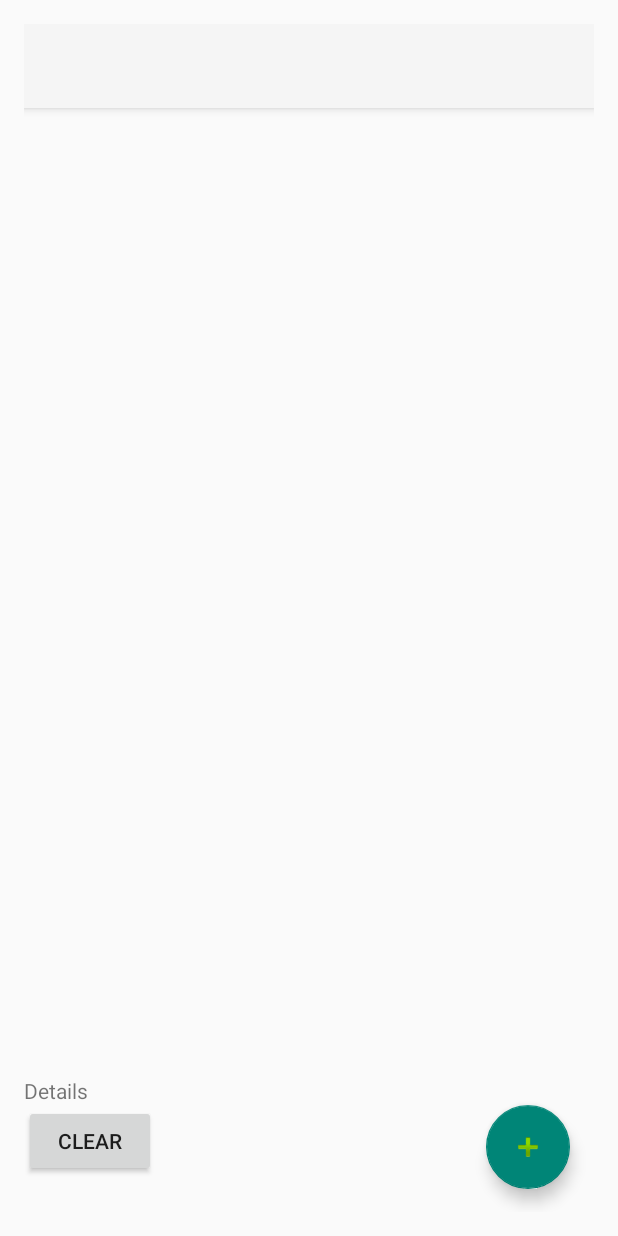
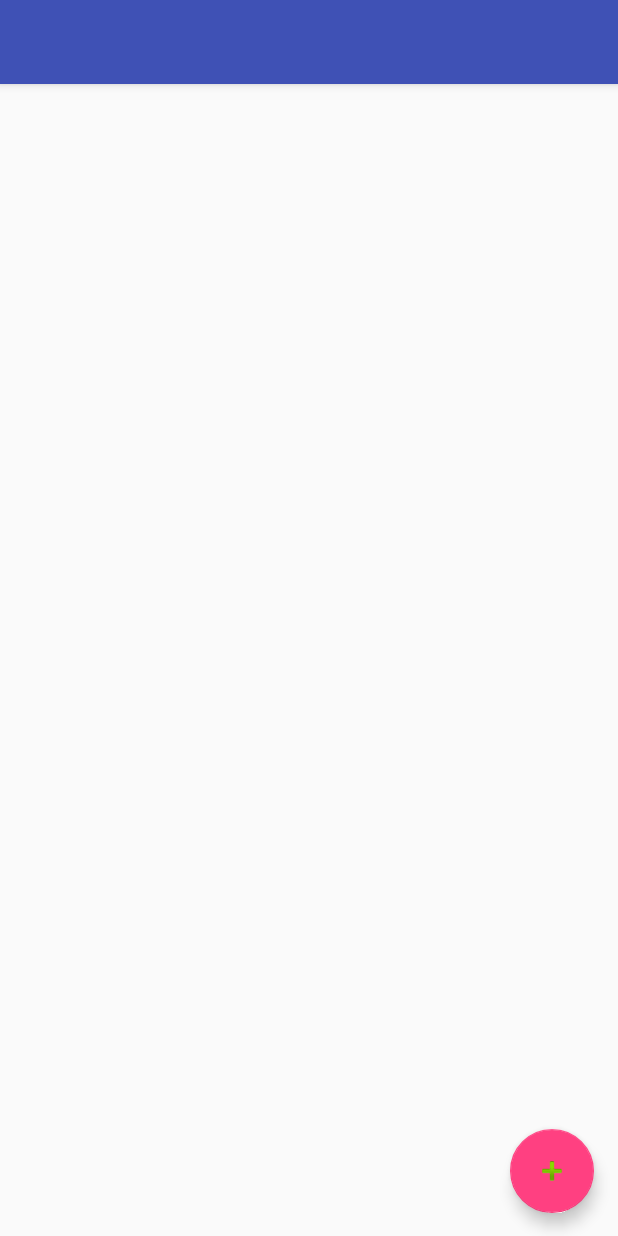
Before and after one commit to open-eio/android-microspec, an Android app: the layout activity_main.xml on its own in the app's theme, with its tools: preview values and no code run, on a phone screen of 412 x 824 dp. Run offline under Robolectric (Android 15) with nearby library versions, the phone set to English and light mode, and no system bars.

Commit message:
making UI look more standard and using modern layouts

```diff
--- a/MicrospecApp/app/src/main/AndroidManifest.xml
+++ b/MicrospecApp/app/src/main/AndroidManifest.xml
@@ -16,7 +16,8 @@
         android:icon="@mipmap/ic_launcher"
         android:label="@string/app_name"
         android:supportsRtl="true"
-        android:theme="@style/Theme.AppCompat.Light.NoActionBar">
+        android:theme="@style/AppTheme.NoActionBar"
+        >
         <activity
             android:name=".MainActivity"
             android:launchMode="singleTop"
--- a/MicrospecApp/app/src/main/res/layout/activity_main.xml
+++ b/MicrospecApp/app/src/main/res/layout/activity_main.xml
@@ -1,14 +1,10 @@
 <?xml version="1.0" encoding="utf-8"?>
-<RelativeLayout xmlns:android="http://schemas.android.com/apk/res/android"
+<android.support.design.widget.CoordinatorLayout xmlns:android="http://schemas.android.com/apk/res/android"
+    xmlns:app="http://schemas.android.com/apk/res-auto"
     xmlns:tools="http://schemas.android.com/tools"
-    xmlns:app="http://schemas.android.com/apk/res-auto"
     android:id="@+id/activity_main"
     android:layout_width="match_parent"
     android:layout_height="match_parent"
-    android:paddingBottom="@dimen/activity_vertical_margin"
-    android:paddingLeft="@dimen/activity_horizontal_margin"
-    android:paddingRight="@dimen/activity_horizontal_margin"
-    android:paddingTop="@dimen/activity_vertical_margin"
     tools:context="com.openeio.microspec.MainActivity">
 
     <android.support.design.widget.AppBarLayout
@@ -19,35 +15,12 @@
         <android.support.v7.widget.Toolbar
             android:id="@+id/toolbar"
             android:layout_width="match_parent"
-            android:layout_height="?attr/actionBarSize"
-            android:background="?attr/colorPrimary"
+            android:layout_height="wrap_content"
             app:popupTheme="@style/AppTheme.PopupOverlay" />
 
     </android.support.design.widget.AppBarLayout>
 
-
-    <Button
-        android:layout_width="wrap_content"
-        android:layout_height="wrap_content"
-        android:text="@string/clear"
-        android:id="@+id/buttonClear"
-        android:onClick="onClickClear"
-        tools:ignore="RtlHardcoded"
-        android:layout_below="@+id/textView3"
-        android:layout_alignParentStart="true" />
-
-    <TextView
-        android:maxLines = "10240"
-        android:scrollbars = "vertical"
-        android:gravity="bottom"
-        android:layout_width="wrap_content"
-        android:layout_height="wrap_content"
-        android:id="@+id/textView3"
-        tools:text="@string/details"
-        android:layout_above="@+id/fab"
-        android:layout_alignParentStart="true"
-        android:layout_alignParentTop="true"
-        android:layout_alignParentEnd="true" />
+    <include layout="@layout/content_main" />
 
     <android.support.design.widget.FloatingActionButton
         android:id="@+id/fab"
@@ -62,4 +35,4 @@
         android:layout_alignParentEnd="true" />
 
 
-</RelativeLayout>
+</android.support.design.widget.CoordinatorLayout>
```
Also changed, not shown: 1 other file.
